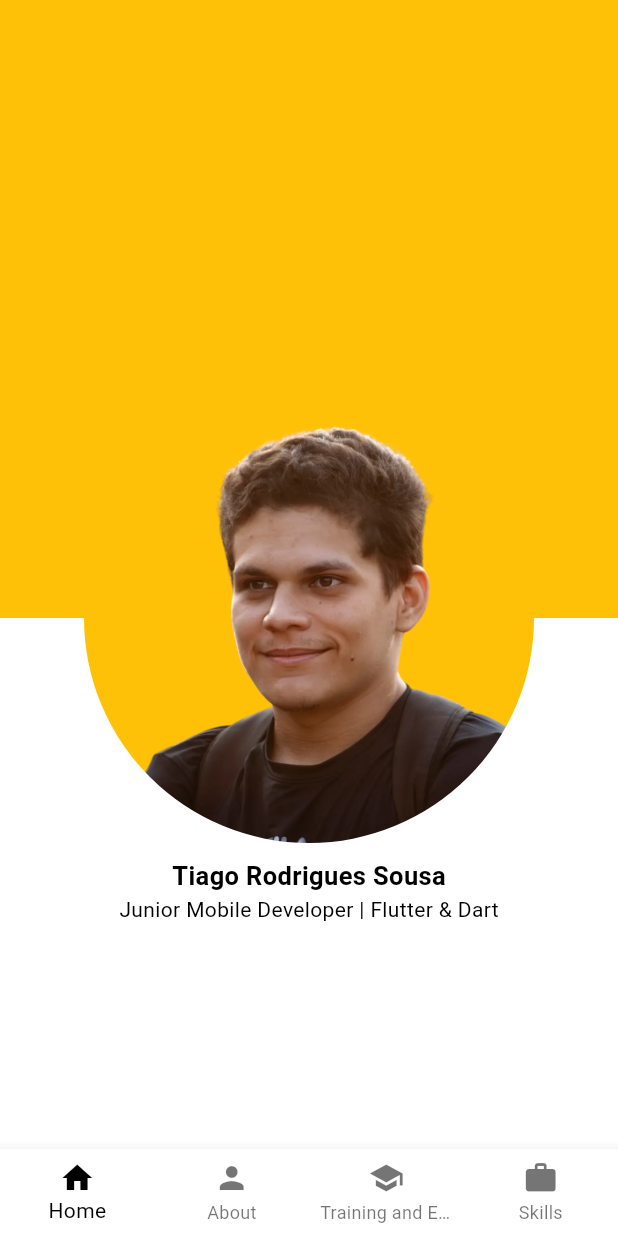
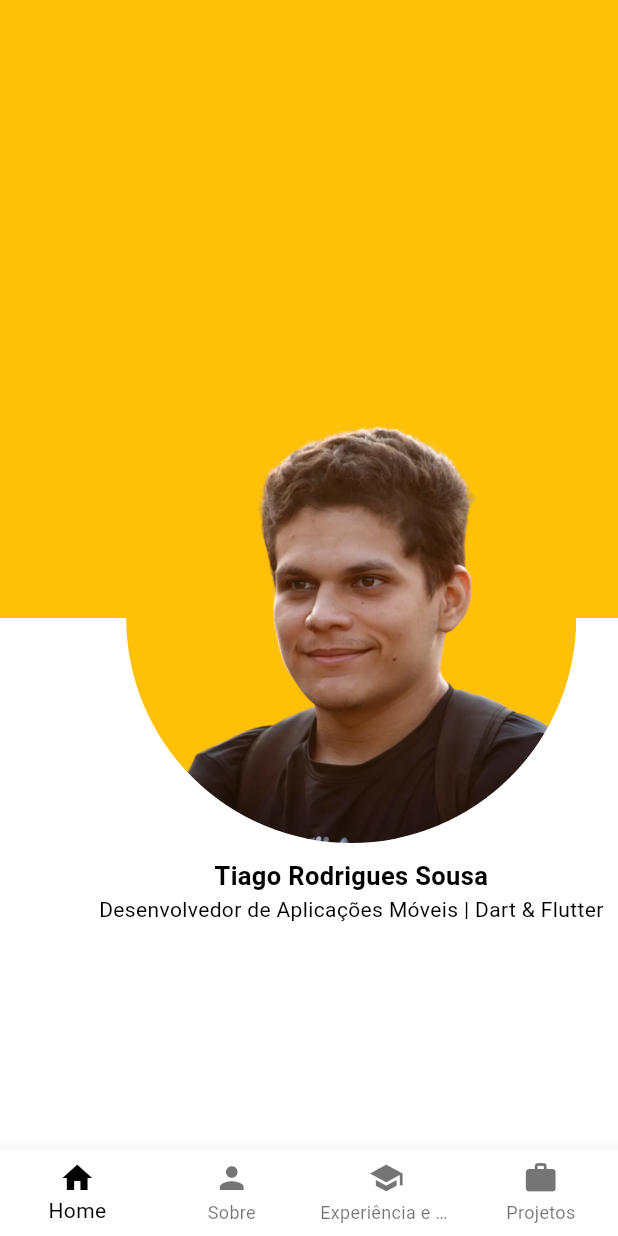
Before and after one commit to tiagors09/tiagors09.github.io, a Flutter app: the screen it shows after launch, on a phone screen of 412 x 824 dp. Run offline on Flutter 3.47's test engine with Material 3 defaults, Android fonts, the phone set to English and light mode, and no system bars.

Commit message:
refactor: :recycle: Renamed labels item bar and occupation

```diff
--- a/lib/home.dart
+++ b/lib/home.dart
@@ -27,15 +27,15 @@ class _HomeState extends State<Home> {
     ),
     const BottomNavigationBarItem(
       icon: Icon(Icons.person),
-      label: 'About',
+      label: 'Sobre',
     ),
     const BottomNavigationBarItem(
       icon: Icon(Icons.school),
-      label: 'Training and Experience',
+      label: 'Experiência e Formação',
     ),
     const BottomNavigationBarItem(
       icon: Icon(Icons.work),
-      label: 'Skills',
+      label: 'Projetos',
     ),
   ];
 
@@ -109,7 +109,7 @@ class HomeScreen extends StatelessWidget {
                       ),
                     ),
                     Text(
-                      'Junior Mobile Developer | Flutter & Dart',
+                      'Desenvolvedor de Aplicações Móveis | Dart & Flutter',
                     ),
                   ],
                 ),
```
